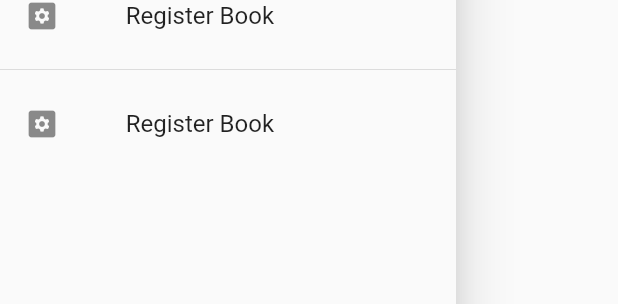
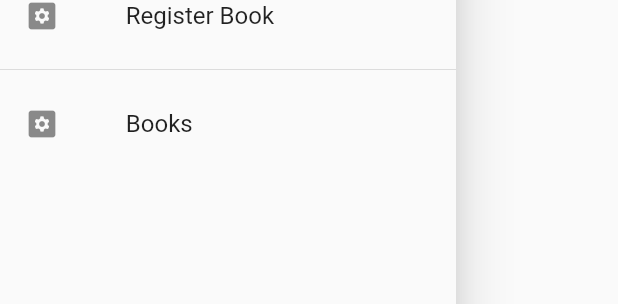
Before and after one commit to amdNewaz/i-library, a Flutter app: the DrawerCode widget shown alone on an empty page, opened directly, on a phone screen of 412 x 824 dp. Shown: the part 496-800 px from the top of the screen. Run offline on Flutter 3.47's test engine with Material 2 defaults, Android fonts, the light colour scheme and no system bars.

Commit message:
Add files via upload

```diff
--- a/lib/screens/admin_screens/menu_drawer.dart
+++ b/lib/screens/admin_screens/menu_drawer.dart
@@ -6,6 +6,7 @@ import 'dart:ui';
 import 'package:i_library/screens/appBar.dart';
 import 'package:i_library/screens/admin_screens/overdues/overdues.dart';
 import 'package:i_library/screens/registerBook.dart';
+import 'package:i_library/screens/bookDetails.dart';
 
 class MenuDrawer extends StatefulWidget {
   @override
@@ -69,11 +70,11 @@ class DrawerCode extends StatelessWidget {
       Divider(),
       ListTile(
         leading: Icon(Icons.settings_applications_rounded),
-        title: Text('   Register Book'),
+        title: Text('   Books'),
         onTap: () {
           //Navigator.pop(context);
           Navigator.push(
-            context, MaterialPageRoute(builder: (context) => ()));
+              context, MaterialPageRoute(builder: (context) => bookDetails()));
         },
       ),
     ]));
```
Lines whose indentation alone changed are shown as unchanged.
